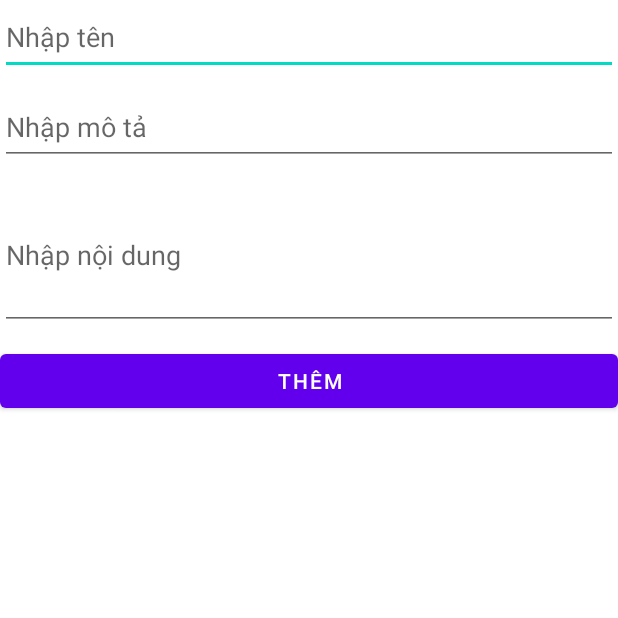
After one commit to truongpham205/WECOOK, an Android app: the AddThucDonActivity screen opened directly, with no data from a screen before it, on a phone screen of 412 x 824 dp, the top half of it. The commit adds this screen. Run offline under Robolectric (Android 15) with nearby library versions, the phone set to English and light mode, and no system bars; Roboto replaces fonts that are not available here.

Commit message:
group service

```diff
--- /dev/null
+++ b/SOURCE/CookHappy/app/src/main/java/com/example/cookhappy/activity/AddThucDonActivity.java
@@ -0,0 +1,44 @@
+package com.example.cookhappy.activity;
+
+import android.os.Bundle;
+import android.util.Log;
+import android.view.View;
+import android.widget.Button;
+import android.widget.EditText;
+
+import androidx.appcompat.app.AppCompatActivity;
+
+import com.example.cookhappy.R;
+import com.example.cookhappy.models.ThucDon;
+import com.example.cookhappy.utils.DBHelper;
+
+public class AddThucDonActivity extends AppCompatActivity {
+
+    EditText edtTen, edtNoiDung, edtMota;
+    Button btnThem;
+    DBHelper dbHelper;
+
+    void init() {
+        edtTen = findViewById(R.id.etd_ten);
+        edtNoiDung = findViewById(R.id.etd_noidung);
+        edtMota = findViewById(R.id.etd_mota);
+        btnThem = findViewById(R.id.btn_them);
+        dbHelper = new DBHelper(this);
+    }
+
+    @Override
+    protected void onCreate(Bundle savedInstanceState) {
+        super.onCreate(savedInstanceState);
+        setContentView(R.layout.activity_add_thuc_don);
+        init();
+        btnThem.setOnClickListener(new View.OnClickListener() {
+            @Override
+            public void onClick(View v) {
+                ThucDon thucDon = new ThucDon(edtTen.getText().toString(), edtMota.getText().toString(), edtNoiDung.getText().toString());
+                boolean isInsert =  dbHelper.insertThucDon(thucDon);
+                Log.d("====insert====", "onClick: "+ isInsert);
+
+            }
+        });
+    }
+}
--- a/SOURCE/CookHappy/app/src/main/java/com/example/cookhappy/activity/Home.java
+++ b/SOURCE/CookHappy/app/src/main/java/com/example/cookhappy/activity/Home.java
@@ -32,6 +32,8 @@ public class Home extends AppCompatActivity {
         setContentView(R.layout.activity_home);
 
     }
+
+
 
     public static class Login extends AppCompatActivity {
         EditText username,password;
--- a/SOURCE/CookHappy/app/src/main/java/com/example/cookhappy/nav.java
+++ b/SOURCE/CookHappy/app/src/main/java/com/example/cookhappy/nav.java
@@ -12,6 +12,7 @@ import androidx.appcompat.app.AppCompatActivity;
 import androidx.core.view.GravityCompat;
 import androidx.drawerlayout.widget.DrawerLayout;
 
+import com.example.cookhappy.activity.AddThucDonActivity;
 import com.example.cookhappy.activity.Home;
 import com.example.cookhappy.activity.Login;
 import com.example.cookhappy.activity.MapsActivity;
@@ -32,6 +33,11 @@ public class nav extends AppCompatActivity {
     //Menu tìm kiếm: theo Bữa sáng, trức, tối.
     public void clickchebien(View view) {
         redirectActivity(this, Home.Lvplace.class);
+    }
+
+    //Menu tìm kiếm: theo Bữa sáng, trức, tối.
+    public void clickaddthucdon(View view) {
+        redirectActivity(this, AddThucDonActivity.class);
     }
 
     public void clickdd(View view) {
--- /dev/null
+++ b/SOURCE/CookHappy/app/src/main/res/layout/activity_add_thuc_don.xml
@@ -0,0 +1,40 @@
+<?xml version="1.0" encoding="utf-8"?>
+<LinearLayout xmlns:android="http://schemas.android.com/apk/res/android"
+    android:layout_width="match_parent"
+    android:background="#ffffff"
+    android:orientation="vertical"
+    android:layout_height="match_parent">
+
+    <EditText
+        android:id="@+id/etd_ten"
+        android:hint="Nhập tên"
+        android:layout_width="match_parent"
+        android:layout_marginBottom="10dp"
+        android:layout_height="50dp">
+
+    </EditText>    <EditText
+        android:id="@+id/etd_mota"
+        android:hint="Nhập mô tả"
+        android:layout_width="match_parent"
+        android:layout_marginBottom="10dp"
+        android:layout_height="50dp">
+
+    </EditText>
+
+    <EditText
+        android:id="@+id/etd_noidung"
+        android:layout_width="match_parent"
+        android:layout_height="100dp"
+        android:lines="3"
+        android:layout_marginBottom="10dp"
+        android:hint="Nhập nội dung">
+
+    </EditText>
+    <Button
+        android:id="@+id/btn_them"
+        android:layout_width="match_parent"
+        android:layout_height="wrap_content"
+        android:text="Thêm"
+        ></Button>
+
+</LinearLayout>
--- a/SOURCE/CookHappy/app/src/main/res/layout/activity_home.xml
+++ b/SOURCE/CookHappy/app/src/main/res/layout/activity_home.xml
@@ -126,6 +126,7 @@
                     android:fontFamily="@font/architects_daughter"
                     android:text="Mẹo hay"
                     android:textColor="#000000"
+                    android:onClick="clickaddthucdon"
                     android:textSize="18sp"
                     app:backgroundTint="#FEB75D"
                     app:layout_constraintBottom_toBottomOf="parent"
```
Also changed, not shown: SOURCE/CookHappy/app/src/main/AndroidManifest.xml (+19 -12 lines), SOURCE/CookHappy/app/src/main/java/com/example/cookhappy/models/ThucDon.java (added, +35 -0 lines), SOURCE/CookHappy/app/src/main/java/com/example/cookhappy/utils/DBHelper.java (+43 -0 lines).
